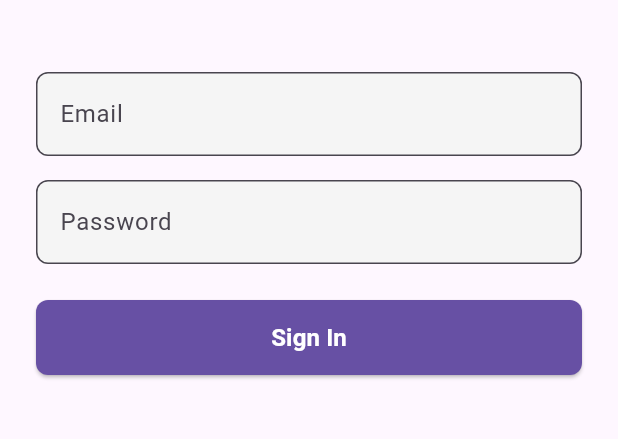
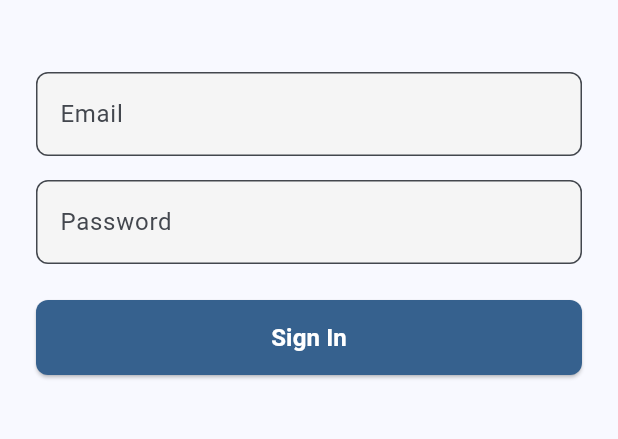
Before and after one commit to dukens11-create/gud, a Flutter app: the screen it shows after launch, on a phone screen of 412 x 824 dp, the part 558-997 px from its top. Run offline on Flutter 3.47's test engine with Material 3 defaults, Android fonts, the phone set to English and light mode, and no system bars; our stand-ins replace cloud_firestore, firebase_auth, firebase_storage; accounts and stored records are empty.

```diff
--- a/lib/app.dart
+++ b/lib/app.dart
@@ -1,12 +1,6 @@
 import 'package:flutter/material.dart';
-import 'package:firebase_auth/firebase_auth.dart';
-
 import 'routes.dart';
-import 'services/firestore_service.dart';
 import 'screens/login_screen.dart';
-import 'screens/admin/admin_home.dart';
-import 'screens/driver/driver_home.dart';
-import 'widgets/loading.dart';
 
 class GUDApp extends StatelessWidget {
   const GUDApp({super.key});
@@ -14,30 +8,14 @@ class GUDApp extends StatelessWidget {
   @override
   Widget build(BuildContext context) {
     return MaterialApp(
-      title: 'GUD Express',
+      title: 'GUD Express Demo',
       debugShowCheckedModeBanner: false,
-      theme: ThemeData(useMaterial3: true),
+      theme: ThemeData(
+        useMaterial3: true,
+        colorScheme: ColorScheme.fromSeed(seedColor: Colors.blue),
+      ),
       routes: routes,
-      home: StreamBuilder<User?>(
-        stream: FirebaseAuth.instance.authStateChanges(),
-        builder: (context, snap) {
-          if (snap.connectionState == ConnectionState.waiting) {
-            return const LoadingScreen();
-          }
-          final user = snap.data;
-          if (user == null) return const LoginScreen();
-
-          return FutureBuilder<String>(
-            future: FirestoreService().getUserRole(user.uid),
-            builder: (context, roleSnap) {
-              if (!roleSnap.hasData) return const LoadingScreen();
-              final role = roleSnap.data!;
-              if (role == 'admin') return const AdminHome();
-              return const DriverHome();
-            },
-          );
-        },
-      ),
+      home: const LoginScreen(),
     );
   }
 }
```
Also changed, not shown: lib/main.dart (+4 -24 lines), pubspec.yaml (+1 -12 lines), 4 other files.
